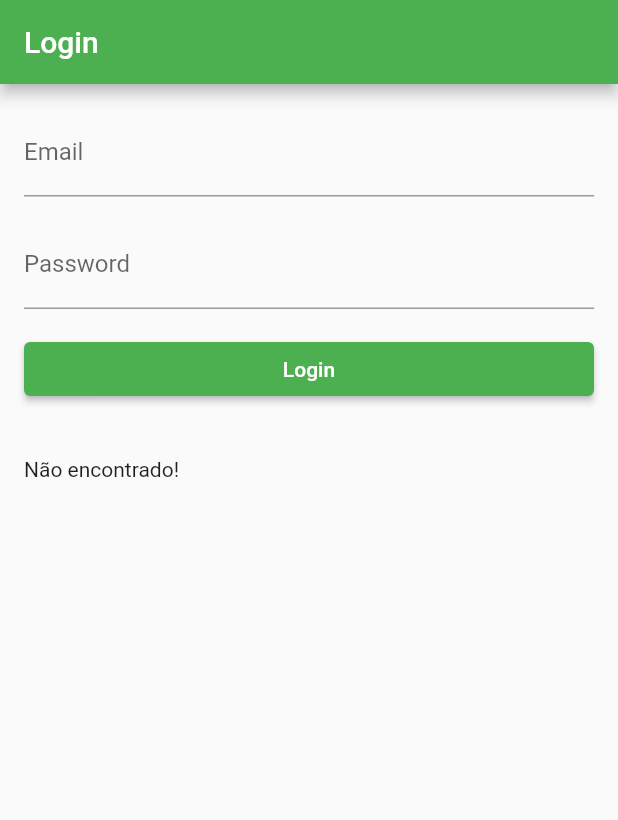
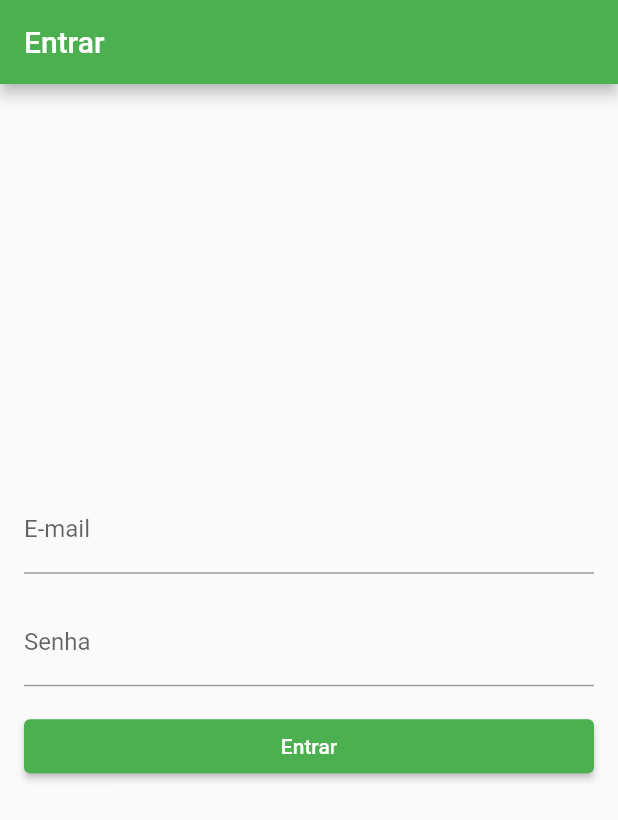
Before and after one commit to rstrack/DGR_Alarmes_App, a Flutter app: the screen it shows after launch, on a phone screen of 412 x 824 dp. Shown: the top 820 px of the screen. Run offline on Flutter 3.47's test engine with Material 2 defaults, Android fonts, the phone set to English and light mode, and no system bars; our stand-ins replace firebase_auth, firebase_core; accounts and stored records are empty.

Commit message:
configuração multidex, lauch.json, alterações e traduções na página de login e principal

```diff
--- a/lib/home_page.dart
+++ b/lib/home_page.dart
@@ -12,7 +12,6 @@ class HomePage extends StatefulWidget {
 }
 
 class _HomePageState extends State<HomePage> {
-
   final user = FirebaseAuth.instance.currentUser!;
 
   @override
@@ -22,9 +21,8 @@ class _HomePageState extends State<HomePage> {
         title: Text(widget.title),
       ),
       drawer: const MenuDrawer(),
-      body: Container(
-        child: Center(child: Text(user.email ?? 'Não encontrado!')),
-      ),
+      body:
+          Center(child: Text('Bem vindo ${user.email ?? 'Não encontrado!'}!')),
     );
   }
 }
--- a/lib/login_page.dart
+++ b/lib/login_page.dart
@@ -2,12 +2,13 @@ import 'package:flutter/material.dart';
 import 'package:firebase_auth/firebase_auth.dart';
 
 class LoginPage extends StatefulWidget {
+  const LoginPage({super.key});
+
   @override
-  _LoginPageState createState() => _LoginPageState();
+  State<LoginPage> createState() => _LoginPageState();
 }
 
 class _LoginPageState extends State<LoginPage> {
-
   final _formKey = GlobalKey<FormState>();
   final _emailController = TextEditingController();
   final _passwordController = TextEditingController();
@@ -46,12 +47,17 @@ class _LoginPageState extends State<LoginPage> {
   Widget build(BuildContext context) {
     return Scaffold(
       appBar: AppBar(
-        title: Text('Login'),
+        title: const Text('Entrar'),
       ),
-      body: SingleChildScrollView(
+      body: SizedBox(
+        height: MediaQuery.of(context).size.height,
+        width: MediaQuery.of(context).size.width,
         child: Padding(
-          padding: EdgeInsets.all(16.0),
-          child: Form(
+          padding: const EdgeInsets.all(16.0),
+          child: Column(
+            mainAxisAlignment: MainAxisAlignment.center,
+            children: [
+              Form(
                 key: _formKey,
                 child: Column(
                   crossAxisAlignment: CrossAxisAlignment.stretch,
@@ -59,52 +65,58 @@ class _LoginPageState extends State<LoginPage> {
                     TextFormField(
                       controller: _emailController,
                       keyboardType: TextInputType.emailAddress,
-                  decoration: InputDecoration(
-                    labelText: 'Email',
+                      decoration: const InputDecoration(
+                        labelText: 'E-mail',
                       ),
                       validator: (value) {
                         if (value!.isEmpty) {
-                      return 'Please enter your email';
+                          return 'Informe um e-mail!';
                         }
                         return null;
                       },
                     ),
-                SizedBox(height: 16.0),
+                    const SizedBox(height: 16.0),
                     TextFormField(
                       controller: _passwordController,
                       obscureText: true,
-                  decoration: InputDecoration(
-                    labelText: 'Password',
+                      decoration: const InputDecoration(
+                        labelText: 'Senha',
                       ),
                       validator: (value) {
                         if (value!.isEmpty) {
-                      return 'Please enter your password';
+                          return 'Informe a senha!';
                         }
                         return null;
                       },
                     ),
-                SizedBox(height: 16.0),
+                    const SizedBox(height: 16.0),
                     ElevatedButton(
-                  child: _isLoading
-                      ? CircularProgressIndicator()
-                      : Text('Login'),
-                  onPressed: _isLoading ? null : () {
+                      onPressed: _isLoading
+                          ? null
+                          : () {
                               if (_formKey.currentState!.validate()) {
                                 _login();
                               }
                             },
+                      child: _isLoading
+                          ? const CircularProgressIndicator()
+                          : const Text('Entrar'),
                     ),
-                SizedBox(height: 16.0),
+                    const SizedBox(height: 16.0),
                     Text(
                       _errorMessage,
-                  style: TextStyle(
+                      style: const TextStyle(
                         color: Colors.red,
                         fontSize: 16.0,
                       ),
                     ),
-                Text((FirebaseAuth.instance.currentUser == null) ? "Não encontrado!" : FirebaseAuth.instance.currentUser!.email!)
+                    // Text((FirebaseAuth.instance.currentUser == null)
+                    //     ? "Não encontrado!"
+                    //     : FirebaseAuth.instance.currentUser!.email!)
                   ],
                 ),
+              ),
+            ],
           ),
         ),
       ),
--- a/lib/main.dart
+++ b/lib/main.dart
@@ -36,7 +36,7 @@ class MyApp extends StatelessWidget {
           ),
           routes: {
             '/': (context) => const MainPage(),
-            '/login_page': (context) => LoginPage(),
+            '/login_page': (context) => const LoginPage(),
             '/home_page': (context) => const HomePage(title: 'DGR Alarme')
           },
         );
@@ -50,20 +50,20 @@ class MainPage extends StatelessWidget {
 
   @override
   Widget build(BuildContext context) => Scaffold(
-        drawer: Drawer(),
+        drawer: const Drawer(),
         body: StreamBuilder<User?>(
           stream: FirebaseAuth.instance.authStateChanges(),
           builder: (context, snapshot) {
-            print(">> ${snapshot.hasData} | ${snapshot.toString()}");
+            //print(">> ${snapshot.hasData} | ${snapshot.toString()}");
             if (snapshot.connectionState == ConnectionState.waiting) {
-              return Center(
+              return const Center(
                 child: CircularProgressIndicator(),
               );
             } else {
               if (snapshot.hasData) {
                 return const HomePage(title: 'DGR Alarmes');
               } else {
-                return LoginPage();
+                return const LoginPage();
               }
             }
           },
--- a/lib/menu_drawer.dart
+++ b/lib/menu_drawer.dart
@@ -30,10 +30,9 @@ class _MenuDrawerState extends State<MenuDrawer> {
             child: Column(
               children: [
                 UserAccountsDrawerHeader(
-                  accountName: Text("Nome"),
-                  accountEmail:
-                      Text(auth.currentUser!.email ?? 'Não encontrado!'),
-                  currentAccountPicture: CircleAvatar(
+                  accountName: const Text("Nome"),
+                  accountEmail: Text('${auth.currentUser!.email}'),
+                  currentAccountPicture: const CircleAvatar(
                     child: Icon(Icons.person),
                   ),
                 ),
@@ -49,8 +48,8 @@ class _MenuDrawerState extends State<MenuDrawer> {
                     leading: Icon(Icons.settings),
                     title: Text('Configurações')),
                 ListTile(
-                    leading: Icon(Icons.logout_outlined),
-                    title: Text('Sair'),
+                    leading: const Icon(Icons.logout_outlined),
+                    title: const Text('Sair'),
                     onTap: () => auth.signOut()),
                 ValueListenableBuilder<bool>(
                   valueListenable: _darkThemeNotifier,
```
Also changed, not shown: pubspec.lock, 1 other file. Lines whose indentation alone changed are shown as unchanged.
